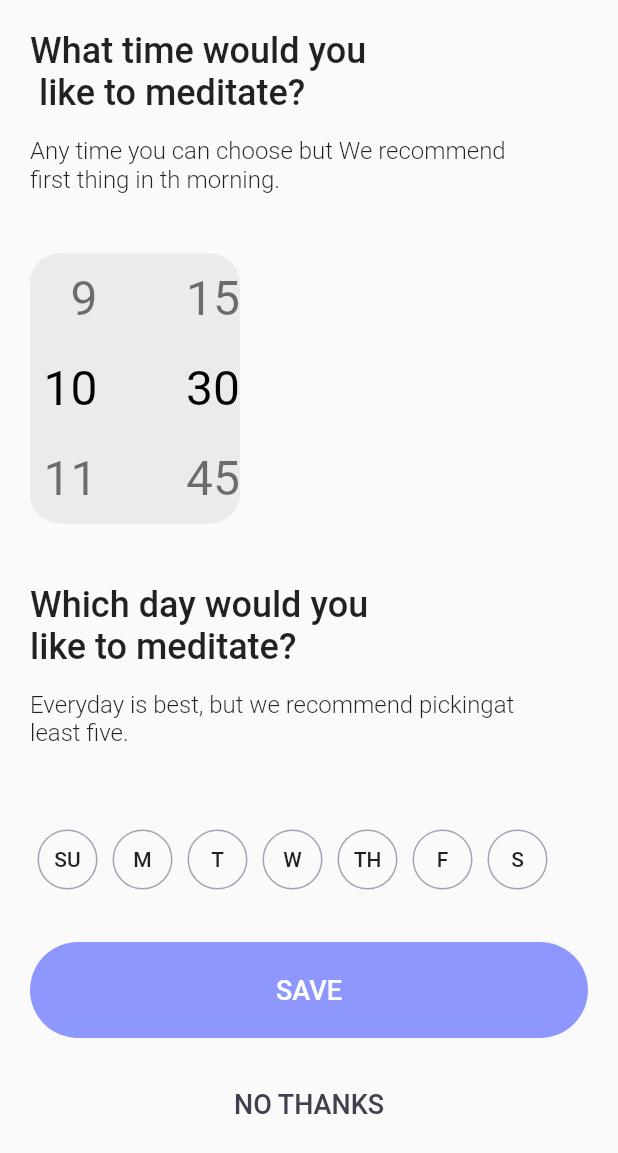
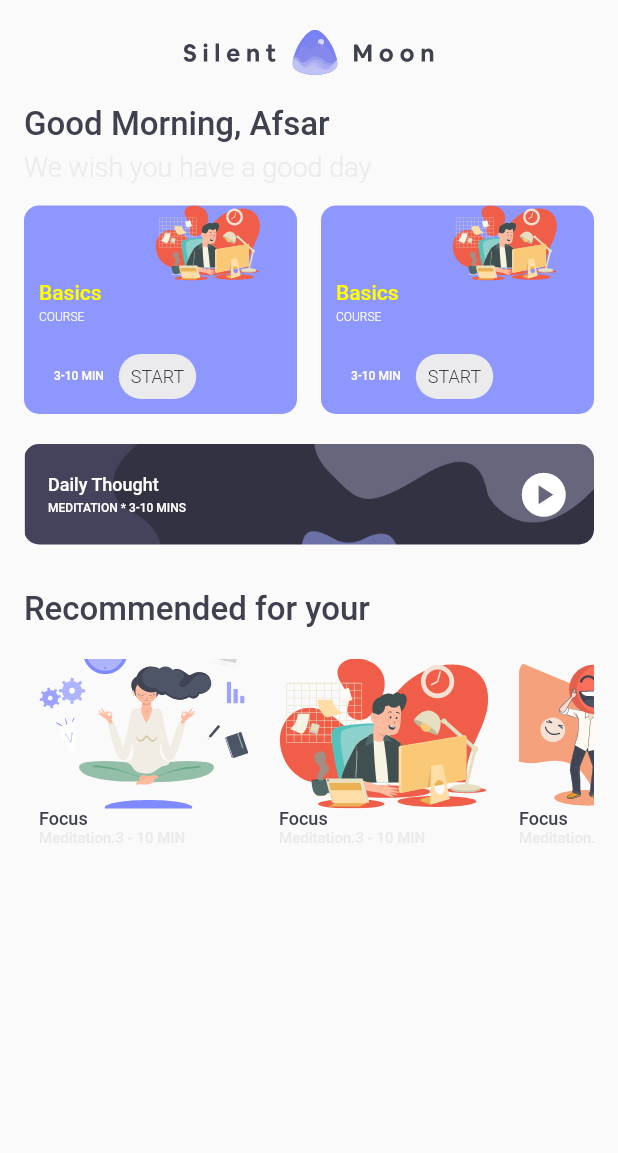
Before and after one commit to nghuyktmt/meditation_app_ui, a Flutter app: the screen it shows after launch, on a phone screen of 412 x 824 dp. Shown: the top 1153 px of the screen. Run offline on Flutter 3.47's test engine with Material 2 defaults, Android fonts, the phone set to English and light mode, and no system bars; drawn by our look-alikes of flutter_time_picker_spinner; our stand-ins replace device_preview, dio, flutter_svg, freezed_annotation; Roboto replaces fonts that are missing (HelveticalNeue).

Commit message:
add home_page.dart

```diff
--- a/lib/main.dart
+++ b/lib/main.dart
@@ -2,6 +2,7 @@ import 'package:device_preview/device_preview.dart';
 import 'package:flutter/foundation.dart';
 import 'package:flutter/material.dart';
 import 'package:test_flutter/pages/choose_topic_page.dart';
+import 'package:test_flutter/pages/home_page.dart';
 import 'package:test_flutter/pages/reminders_page.dart';
 import 'package:test_flutter/pages/started_page.dart';
 
@@ -27,7 +28,7 @@ class MyApp extends StatelessWidget {
       theme: ThemeData(
         primarySwatch: Colors.blue,
       ),
-      home: const RemindersPage(),
+      home: const HomePage(),
     );
   }
 }
--- /dev/null
+++ b/lib/pages/home_page.dart
@@ -0,0 +1,331 @@
+import 'package:flutter/material.dart';
+import 'package:flutter_svg/flutter_svg.dart';
+import 'package:test_flutter/utils/theme.dart';
+
+var recommendedMusicDummyData = [
+  RecommendedMusicData(
+    "mock/topics/thumb1.svg",
+    "Focus",
+    "Meditation.3 - 10 MIN",
+  ),
+  RecommendedMusicData(
+    "mock/topics/thumb2.svg",
+    "Focus",
+    "Meditation.3 - 10 MIN",
+  ),
+  RecommendedMusicData(
+    "mock/topics/thumb3.svg",
+    "Focus",
+    "Meditation.3 - 10 MIN",
+  ),
+  RecommendedMusicData(
+    "mock/topics/thumb4.svg",
+    "Focus",
+    "Meditation.3 - 10 MIN",
+  ),
+];
+
+class RecommendedMusicData {
+  final String image;
+  final String title;
+  final String subtext;
+
+  RecommendedMusicData(this.image, this.title, this.subtext);
+}
+
+
+class HomePage extends StatelessWidget {
+  const HomePage({Key? key}) : super(key: key);
+
+  @override
+  Widget build(BuildContext context) {
+    return Scaffold(
+      body: SafeArea(
+        child: SingleChildScrollView(
+          child: Padding(
+            padding: const EdgeInsets.symmetric(horizontal: 16),
+            child: Column(
+              children: [
+                const SizedBox(height: 20),
+                _HeaderLogo(),
+                const SizedBox(
+                  height: 20,
+                ),
+                _HeaderText(),
+                const SizedBox(
+                  height: 15,
+                ),
+                Row(
+                  children: [
+                    Expanded(
+                      child: _HomeCardWidget(
+                          title: "Basics",
+                          subtitle: "COURSE",
+                          time: "3-10 MIN"),
+                    ),
+                    SizedBox(
+                      width: 16,
+                    ),
+                    Expanded(
+                      child: _HomeCardWidget(
+                          title: "Basics",
+                          subtitle: "COURSE",
+                          time: "3-10 MIN"),
+                    ),
+                  ],
+                ),
+                SizedBox(
+                  height: 20,
+                ),
+                _PlayMusicCard(),
+                SizedBox(height: 30,),
+
+                Align(
+                  alignment: Alignment.centerLeft,
+                  child: Text(
+                    "Recommended for your",
+                    style: PrimaryFont.medium(22).copyWith(color: kColorDarkGrey),
+                  ),
+                ),
+
+                SizedBox(height: 20,),
+
+                SingleChildScrollView(
+                  physics: BouncingScrollPhysics(),
+                  scrollDirection: Axis.horizontal,
+                  child: Row(
+                    children: recommendedMusicDummyData.map((e) {
+                      return Container(
+                        margin: EdgeInsets.symmetric(horizontal: 10),
+                        child: _HomeRecommendedWidget(
+                          title: e.title,
+                          subtitle: e.subtext,
+                          imagePath: e.image,
+                        ),
+                    );
+                    }).toList(),
+                  ),
+                ),
+              ],
+            ),
+          ),
+        ),
+      ),
+    );
+  }
+}
+
+class _HomeRecommendedWidget extends StatelessWidget {
+  const _HomeRecommendedWidget({Key? key, required this.title, required this.subtitle, required this.imagePath}) : super(key: key);
+
+  final String title;
+  final String subtitle;
+  final String imagePath;
+
+  @override
+  Widget build(BuildContext context) {
+    return SizedBox(
+      width: 140,
+      child: Column(
+        crossAxisAlignment: CrossAxisAlignment.start,
+        children: [
+          SizedBox(
+            width: double.infinity,
+            child: ClipRRect(
+              borderRadius: BorderRadius.circular(10),
+              child: SvgPicture.asset(
+                imagePath,
+                height: 100,
+                fit: BoxFit.cover,
+              ),
+            ),
+          ),
+          Text(title, style: PrimaryFont.medium(12).copyWith(color: kColorDarkGrey),),
+          Text(subtitle, style: PrimaryFont.medium(10).copyWith(color: kColorLightGrey),),
+        ],
+      ),
+    );
+  }
+}
+
+
+class _PlayMusicCard extends StatelessWidget {
+  const _PlayMusicCard({Key? key}) : super(key: key);
+
+  @override
+  Widget build(BuildContext context) {
+    return Container(
+      width: double.infinity,
+      decoration: BoxDecoration(
+          borderRadius: BorderRadius.circular(10),
+        image: const DecorationImage(
+          image: AssetImage("assets/images/play_music_bg.png"),
+          fit: BoxFit.cover
+        )
+      ),
+      child: Padding(
+        padding: const EdgeInsets.all(16),
+        child: Row(
+          mainAxisAlignment: MainAxisAlignment.spaceBetween,
+          children: [
+            Column(
+              crossAxisAlignment: CrossAxisAlignment.start,
+              children: [
+                Text(
+                  "Daily Thought",
+                  style: PrimaryFont.medium(12).copyWith(color: Colors.white),
+                ),
+                const SizedBox(
+                  height: 4,
+                ),
+                Text(
+                  "MEDITATION * 3-10 MINS",
+                  style: PrimaryFont.medium(8).copyWith(color: Colors.white),
+                ),
+              ],
+            ),
+            Icon(
+              Icons.play_circle,
+              color: Colors.white,
+              size: 35,
+            ),
+          ],
+        ),
+      ),
+    );
+  }
+}
+
+class _HomeCardWidget extends StatelessWidget {
+  const _HomeCardWidget(
+      {Key? key,
+      required this.title,
+      required this.subtitle,
+      required this.time})
+      : super(key: key);
+
+  final String title;
+  final String subtitle;
+  final String time;
+
+  @override
+  Widget build(BuildContext context) {
+    return Container(
+      decoration: BoxDecoration(
+          borderRadius: BorderRadius.circular(10), color: kColorPrimary),
+      child: Padding(
+        padding: const EdgeInsets.only(left: 10),
+        child: Column(
+          mainAxisAlignment: MainAxisAlignment.start,
+          children: [
+            Align(
+              alignment: Alignment.topRight,
+              child: SizedBox(
+                height: 50,
+                child: LayoutBuilder(
+                  builder: (context, constraints) {
+                    return SvgPicture.asset("mock/topics/thumb2.svg");
+                  },
+                ),
+              ),
+            ),
+            Align(
+              alignment: Alignment.topLeft,
+              child: Text(
+                title,
+                style:
+                    PrimaryFont.medium(14).copyWith(color: Colors.yellowAccent),
+              ),
+            ),
+            SizedBox(
+              height: 4,
+            ),
+            Align(
+              alignment: Alignment.topLeft,
+              child: Text(
+                subtitle,
+                style: PrimaryFont.light(8).copyWith(color: Colors.white),
+              ),
+            ),
+            const SizedBox(
+              height: 20,
+            ),
+            Row(
+              children: [
+                Padding(
+                  padding: const EdgeInsets.symmetric(horizontal: 10),
+                  child: Text(
+                    time,
+                    style: PrimaryFont.medium(8).copyWith(color: Colors.white),
+                  ),
+                ),
+                Container(
+                  decoration: BoxDecoration(
+                      color: kColorLightGrey,
+                      borderRadius: BorderRadius.circular(16)),
+                  child: Padding(
+                    padding: const EdgeInsets.all(8.0),
+                    child: Center(
+                      child: Text(
+                        "START",
+                        style: PrimaryFont.light(12),
+                      ),
+                    ),
+                  ),
+                )
+              ],
+            ),
+            SizedBox(
+              height: 10,
+            )
+          ],
+        ),
+      ),
+    );
+  }
+}
+
+class _HeaderLogo extends StatelessWidget {
+  const _HeaderLogo({Key? key}) : super(key: key);
+
+  @override
+  Widget build(BuildContext context) {
+    return Align(
+      alignment: Alignment.center,
+      child: LayoutBuilder(
+        builder: (context, constraints) {
+          return SvgPicture.asset("assets/images/logo2.svg");
+        },
+      ),
+    );
+  }
+}
+
+class _HeaderText extends StatelessWidget {
+  const _HeaderText({Key? key}) : super(key: key);
+
+  @override
+  Widget build(BuildContext context) {
+    return Column(
+      children: [
+        Align(
+          alignment: Alignment.centerLeft,
+          child: Text(
+            "Good Morning, Afsar",
+            style: PrimaryFont.medium(22).copyWith(color: kColorDarkGrey),
+          ),
+        ),
+        const SizedBox(
+          height: 5,
+        ),
+        Align(
+          alignment: Alignment.centerLeft,
+          child: Text(
+            "We wish you have a good day",
+            style: PrimaryFont.light(18).copyWith(color: kColorLightGrey),
+          ),
+        ),
+      ],
+    );
+  }
+}
```
Also changed, not shown: assets/images/logo2.svg (added), assets/images/play_music_bg.png (added).
